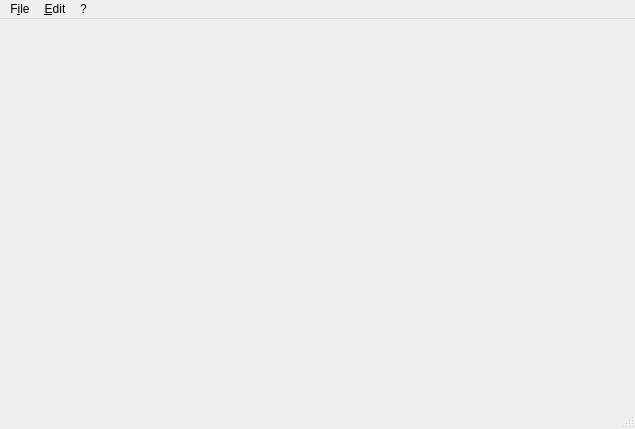
The window that MinerConsole-Worker/src/MainForm.ui (Neomer/MinerConsole) describes before a commit, drawn with Qt 5.
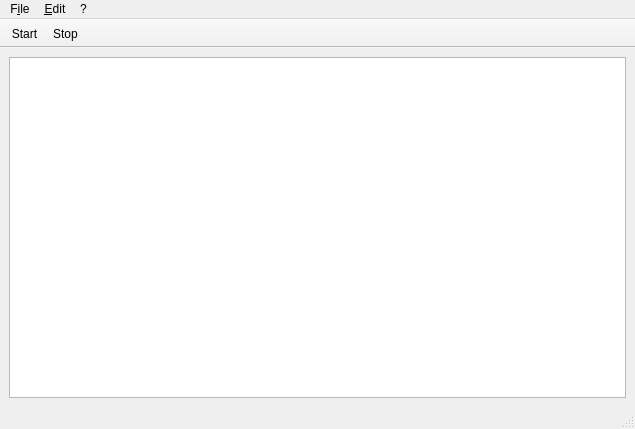
The same window after the commit. Icons and pictures are not drawn.

Diff of the .ui file:
```diff
--- a/MinerConsole-Worker/src/MainForm.ui
+++ b/MinerConsole-Worker/src/MainForm.ui
@@ -16,7 +16,15 @@
   <widget class="QWidget" name="centralwidget">
    <layout class="QVBoxLayout" name="verticalLayout_2">
     <item>
-     <layout class="QVBoxLayout" name="verticalLayout"/>
+     <layout class="QVBoxLayout" name="verticalLayout">
+      <item>
+       <widget class="QPlainTextEdit" name="txtConsole">
+        <property name="readOnly">
+         <bool>true</bool>
+        </property>
+       </widget>
+      </item>
+     </layout>
     </item>
    </layout>
   </widget>
@@ -53,6 +61,31 @@
    <addaction name="menu_About"/>
   </widget>
   <widget class="QStatusBar" name="StatusBar"/>
+  <widget class="QToolBar" name="toolBar">
+   <property name="windowTitle">
+    <string>toolBar</string>
+   </property>
+   <property name="movable">
+    <bool>false</bool>
+   </property>
+   <property name="iconSize">
+    <size>
+     <width>32</width>
+     <height>21</height>
+    </size>
+   </property>
+   <property name="toolButtonStyle">
+    <enum>Qt::ToolButtonTextUnderIcon</enum>
+   </property>
+   <attribute name="toolBarArea">
+    <enum>TopToolBarArea</enum>
+   </attribute>
+   <attribute name="toolBarBreak">
+    <bool>false</bool>
+   </attribute>
+   <addaction name="actionStart"/>
+   <addaction name="actionStop"/>
+  </widget>
   <action name="action_Exit">
    <property name="text">
     <string>&amp;Exit</string>
@@ -68,6 +101,37 @@
     <string>About...</string>
    </property>
   </action>
+  <action name="actionStart">
+   <property name="icon">
+    <iconset resource="../res/res.qrc">
+     <normaloff>:/play-button.png</normaloff>:/play-button.png</iconset>
+   </property>
+   <property name="text">
+    <string>Start</string>
+   </property>
+  </action>
+  <action name="actionStop">
+   <property name="icon">
+    <iconset resource="../res/res.qrc">
+     <normaloff>:/stop.png</normaloff>:/stop.png</iconset>
+   </property>
+   <property name="text">
+    <string>Stop</string>
+   </property>
+   <property name="menuRole">
+    <enum>QAction::ApplicationSpecificRole</enum>
+   </property>
+  </action>
+  <action name="actionStart_2">
+   <property name="text">
+    <string>Start</string>
+   </property>
+  </action>
+  <action name="actionStop_2">
+   <property name="text">
+    <string>Stop</string>
+   </property>
+  </action>
  </widget>
  <resources/>
  <connections/>
```
Left out of the diff: 8 changed lines with no effect on the pictures.
